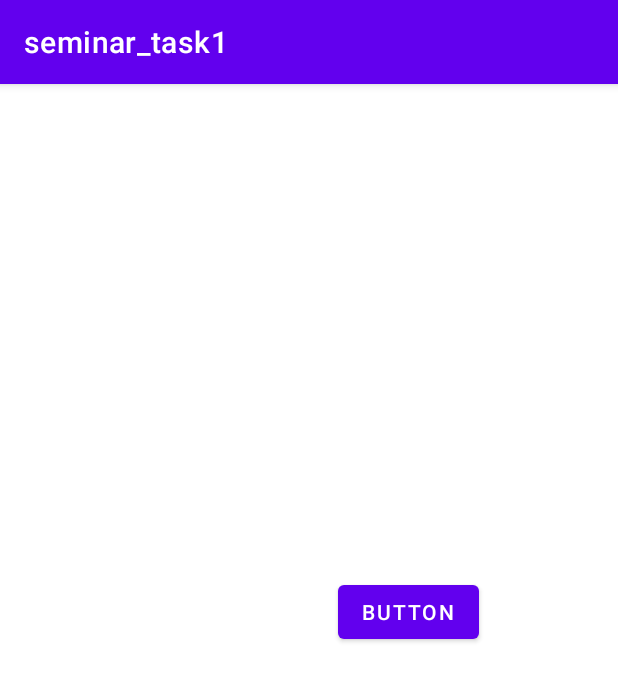
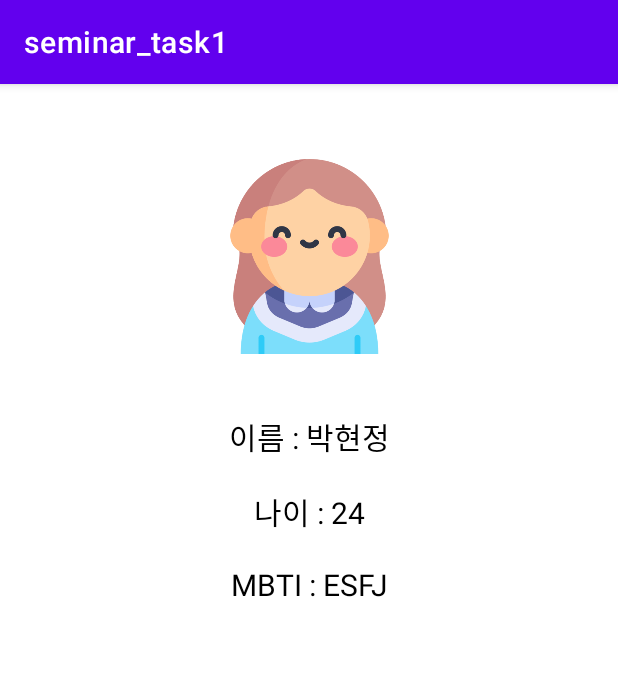
Before and after one commit to KINGSAMJO/Server_Hyeonjeong, an Android app: the HomeActivity screen opened directly, with no data from a screen before it, on a phone screen of 412 x 824 dp. Shown: the top 681 px of the screen. Run offline under Robolectric (Android 15) with nearby library versions, the phone set to English and light mode, and no system bars.

Commit message:
1-3 자기소개 페이지

```diff
--- /dev/null
+++ b/seminar_task1/app/src/main/res/drawable/ic_baseline_face_retouching_natural_24.xml
@@ -0,0 +1,19 @@
+<vector xmlns:android="http://schemas.android.com/apk/res/android"
+    android:width="24dp"
+    android:height="24dp"
+    android:viewportWidth="24"
+    android:viewportHeight="24"
+    android:tint="?attr/colorControlNormal">
+  <path
+      android:fillColor="@android:color/white"
+      android:pathData="M9,13m-1.25,0a1.25,1.25 0,1 1,2.5 0a1.25,1.25 0,1 1,-2.5 0"/>
+  <path
+      android:fillColor="@android:color/white"
+      android:pathData="M20.77,8.58l-0.92,2.01c0.09,0.46 0.15,0.93 0.15,1.41 0,4.41 -3.59,8 -8,8s-8,-3.59 -8,-8c0,-0.05 0.01,-0.1 0,-0.14 2.6,-0.98 4.69,-2.99 5.74,-5.55C11.58,8.56 14.37,10 17.5,10c0.45,0 0.89,-0.04 1.33,-0.1l-0.6,-1.32 -0.88,-1.93 -1.93,-0.88 -2.79,-1.27 2.79,-1.27 0.71,-0.32C14.87,2.33 13.47,2 12,2 6.48,2 2,6.48 2,12s4.48,10 10,10 10,-4.48 10,-10c0,-1.47 -0.33,-2.87 -0.9,-4.13l-0.33,0.71z"/>
+  <path
+      android:fillColor="@android:color/white"
+      android:pathData="M15,13m-1.25,0a1.25,1.25 0,1 1,2.5 0a1.25,1.25 0,1 1,-2.5 0"/>
+  <path
+      android:fillColor="@android:color/white"
+      android:pathData="M20.6,5.6L19.5,8l-1.1,-2.4L16,4.5l2.4,-1.1L19.5,1l1.1,2.4L23,4.5z"/>
+</vector>
--- a/seminar_task1/app/src/main/res/layout/activity_home.xml
+++ b/seminar_task1/app/src/main/res/layout/activity_home.xml
@@ -6,17 +6,47 @@
     android:layout_height="match_parent"
     tools:context=".HomeActivity">
 
-    <Button
-        android:id="@+id/button"
+    <ImageView
+        android:id="@+id/iv_home_image"
+        android:layout_width="130dp"
+        android:layout_height="130dp"
+        app:layout_constraintTop_toTopOf="parent"
+        app:layout_constraintLeft_toLeftOf="parent"
+        app:layout_constraintRight_toRightOf="parent"
+        android:background="@drawable/womans"
+        android:layout_marginTop="50dp"/>
+    <TextView
+        android:id="@+id/iv_home_name"
         android:layout_width="wrap_content"
         android:layout_height="wrap_content"
-        android:layout_marginStart="226dp"
-        android:layout_marginTop="309dp"
-        android:layout_marginEnd="93dp"
-        android:layout_marginBottom="374dp"
-        android:text="Button"
-        app:layout_constraintBottom_toBottomOf="parent"
-        app:layout_constraintEnd_toEndOf="parent"
-        app:layout_constraintStart_toStartOf="parent"
-        app:layout_constraintTop_toTopOf="parent" />
+        android:text="이름 : 박현정"
+        android:textSize="20dp"
+        android:textColor="@color/black"
+        app:layout_constraintLeft_toLeftOf="parent"
+        app:layout_constraintRight_toRightOf="parent"
+        android:layout_marginTop="40dp"
+        app:layout_constraintTop_toBottomOf="@+id/iv_home_image"/>
+    <TextView
+        android:id="@+id/iv_home_age"
+        android:layout_width="wrap_content"
+        android:layout_height="wrap_content"
+        android:text="나이 : 24"
+        android:textSize="20dp"
+        android:textColor="@color/black"
+        android:layout_marginTop="20dp"
+        app:layout_constraintLeft_toLeftOf="parent"
+        app:layout_constraintRight_toRightOf="parent"
+        app:layout_constraintTop_toBottomOf="@+id/iv_home_name"/>
+    <TextView
+        android:id="@+id/iv_home_mbti"
+        android:layout_width="wrap_content"
+        android:layout_height="wrap_content"
+        android:text="MBTI : ESFJ"
+        android:textSize="20dp"
+        android:layout_marginTop="20dp"
+        android:textColor="@color/black"
+        app:layout_constraintLeft_toLeftOf="parent"
+        app:layout_constraintRight_toRightOf="parent"
+        app:layout_constraintTop_toBottomOf="@+id/iv_home_age"/>
+
 </androidx.constraintlayout.widget.ConstraintLayout>
```
Also changed, not shown: seminar_task1/app/src/main/res/drawable-v24/womans.png (added).
